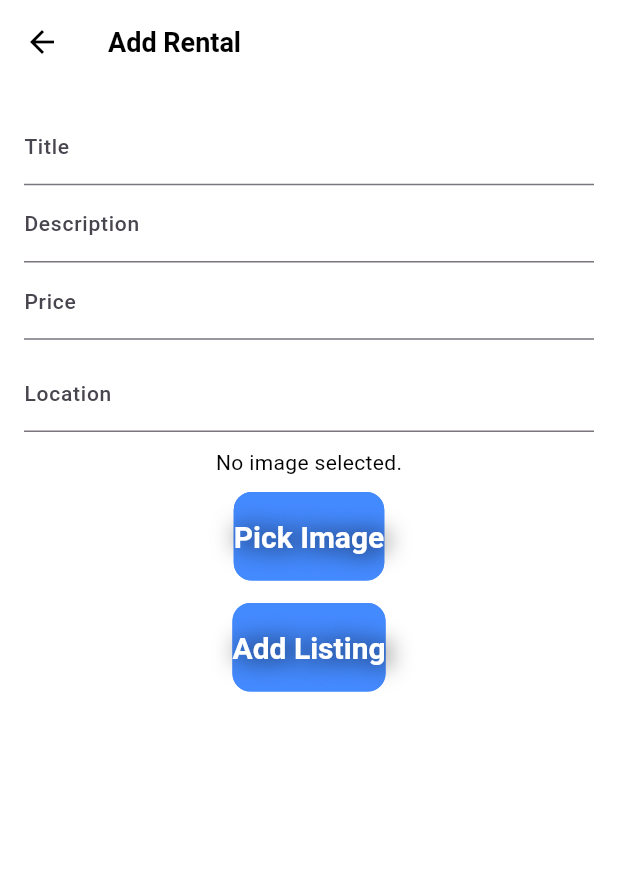
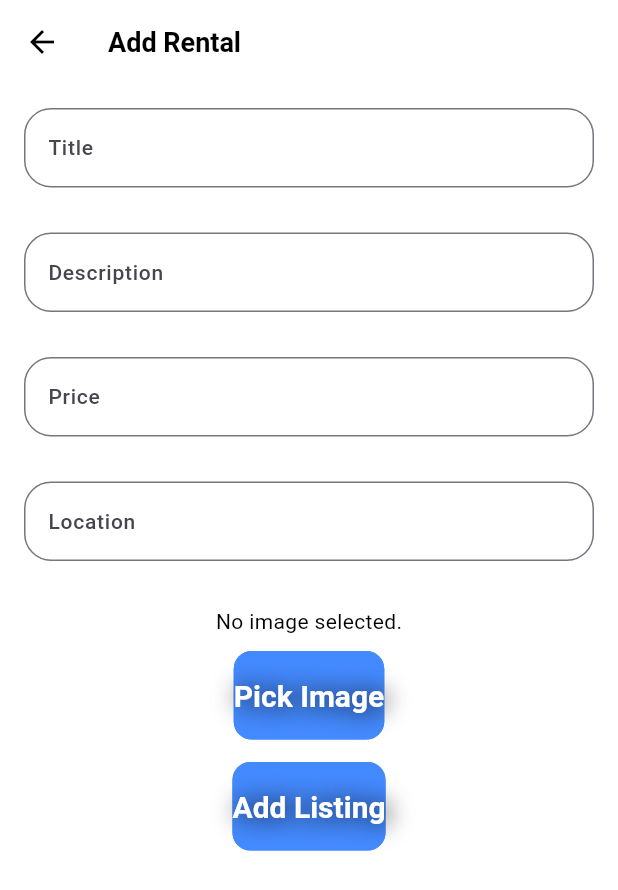
Before and after one commit to IFTI612/vhara_hobe_v1, a Flutter app: the AddRentalForm screen opened directly, on a phone screen of 412 x 824 dp. Shown: the top 890 px of the screen. Run offline on Flutter 3.47's test engine with Material 3 defaults, Android fonts, the phone set to English and light mode, and no system bars; our stand-ins replace cloud_firestore, firebase_auth, firebase_core, firebase_storage, get, google_fonts and 1 more; accounts and stored records are empty; Roboto replaces fonts that are missing (Poppins).

Commit message:
Basic UI/UX update

```diff
--- a/lib/src/features/authentication/screens/add_list.dart
+++ b/lib/src/features/authentication/screens/add_list.dart
@@ -1,6 +1,7 @@
 import 'dart:io';
 import 'package:cloud_firestore/cloud_firestore.dart';
 import 'package:firebase_storage/firebase_storage.dart';
+import 'package:flutter/cupertino.dart';
 import 'package:flutter/material.dart';
 import 'package:image_picker/image_picker.dart';
 import 'package:firebase_auth/firebase_auth.dart';
@@ -60,7 +61,7 @@ class _AddRentalFormState extends State<AddRentalForm> {
           'price': double.parse(priceController.text),
           'location': _locationController.text,
           'imageUrl': imageUrl,
-      'email' : _auth.currentUser!.email,
+          'email': _auth.currentUser!.email,
         })
         .then((value) => print("Rental Added"))
         .catchError((error) => print("Failed to add rental: $error"));
@@ -79,21 +80,55 @@ class _AddRentalFormState extends State<AddRentalForm> {
             children: <Widget>[
               TextField(
                 controller: titleController,
-                decoration: const InputDecoration(labelText: 'Title'),
+                decoration: const InputDecoration(
+                  labelText: 'Title',
+                  border: OutlineInputBorder(
+                    borderRadius: BorderRadius.all(Radius.circular(18)),
+                    borderSide: BorderSide(
+                      color: Colors.black,
                     ),
+                  ),
+                ),
+              ),
+              const SizedBox(height: 30),
               TextField(
                 controller: descriptionController,
-                decoration: const InputDecoration(labelText: 'Description'),
+                decoration: const InputDecoration(
+                  labelText: 'Description',
+                  border: OutlineInputBorder(
+                    borderRadius: BorderRadius.all(Radius.circular(18)),
+                    borderSide: BorderSide(
+                      color: Colors.black,
                     ),
+                  ),
+                ),
+              ),
+              const SizedBox(height: 30),
               TextField(
                 controller: priceController,
-                decoration: const InputDecoration(labelText: 'Price'),
+                decoration: const InputDecoration(
+                  labelText: 'Price',
+                  border: OutlineInputBorder(
+                    borderRadius: BorderRadius.all(Radius.circular(18)),
+                    borderSide: BorderSide(
+                      color: Colors.black,
+                    ),
+                  ),
+                ),
                 keyboardType: TextInputType.number,
               ),
-              const SizedBox(height: 10),
+              const SizedBox(height: 30),
               TextFormField(
                 controller: _locationController,
-                decoration: const InputDecoration(labelText: 'Location'),
+                decoration: const InputDecoration(
+                  labelText: 'Location',
+                  border: OutlineInputBorder(
+                    borderRadius: BorderRadius.all(Radius.circular(18)),
+                    borderSide: BorderSide(
+                      color: Colors.black,
+                    ),
+                  ),
+                ),
                 validator: (value) {
                   if (value == null || value.isEmpty) {
                     return 'Please enter a location';
@@ -101,7 +136,7 @@ class _AddRentalFormState extends State<AddRentalForm> {
                   return null;
                 },
               ),
-              const SizedBox(height: 10),
+              const SizedBox(height: 30),
               _imageFile == null
                   ? const Text('No image selected.')
                   : Image.file(_imageFile!, height: 100, width: 100),
```
Lines whose indentation alone changed are shown as unchanged.
